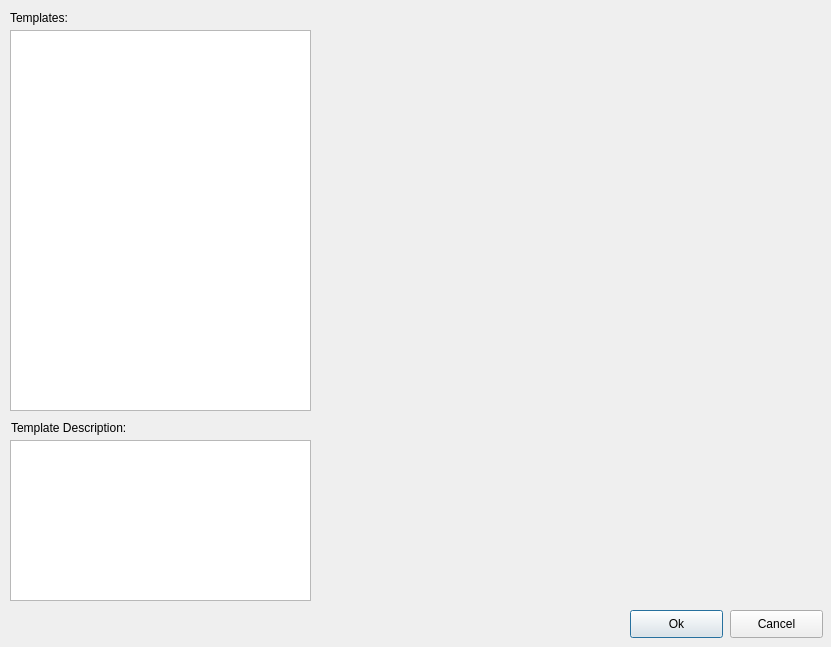
Old version of the form GUI/TestCase/Create/create-testcase-dialog.ui in the repository Oleg162927082018/TTI.
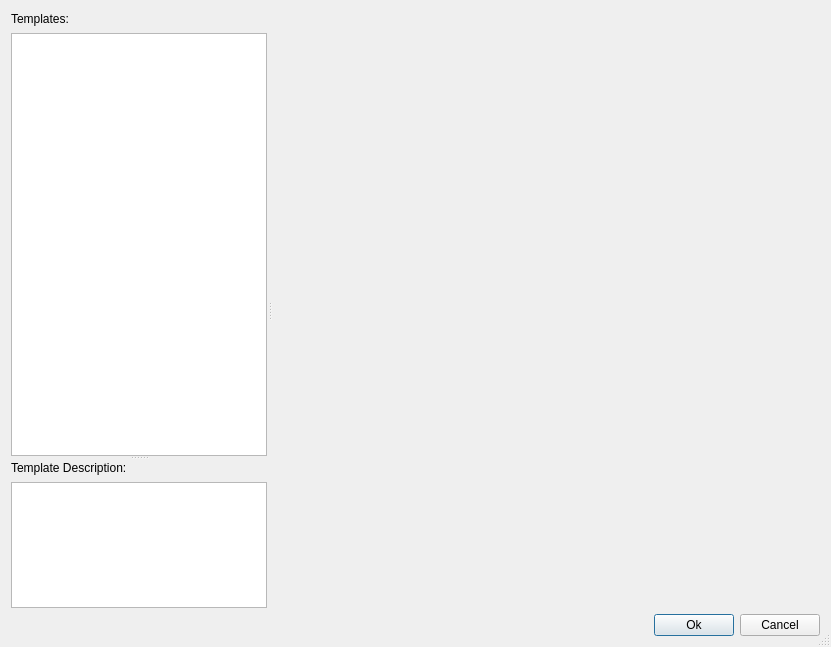
New version of the form.

Diff of the .ui file:
```diff
--- a/GUI/TestCase/Create/create-testcase-dialog.ui
+++ b/GUI/TestCase/Create/create-testcase-dialog.ui
@@ -14,37 +14,134 @@
    </rect>
   </property>
   <property name="sizePolicy">
-   <sizepolicy hsizetype="Ignored" vsizetype="Ignored">
+   <sizepolicy hsizetype="Preferred" vsizetype="Preferred">
     <horstretch>0</horstretch>
     <verstretch>0</verstretch>
    </sizepolicy>
   </property>
   <property name="minimumSize">
    <size>
-    <width>831</width>
-    <height>647</height>
+    <width>200</width>
+    <height>200</height>
    </size>
   </property>
   <property name="maximumSize">
    <size>
-    <width>831</width>
-    <height>647</height>
+    <width>16777215</width>
+    <height>16777215</height>
    </size>
   </property>
   <property name="windowTitle">
    <string>Create Test Case</string>
   </property>
+  <property name="sizeGripEnabled">
+   <bool>true</bool>
+  </property>
   <property name="modal">
    <bool>true</bool>
   </property>
+  <layout class="QVBoxLayout" name="verticalLayout">
+   <property name="leftMargin">
+    <number>11</number>
+   </property>
+   <property name="topMargin">
+    <number>11</number>
+   </property>
+   <property name="rightMargin">
+    <number>11</number>
+   </property>
+   <property name="bottomMargin">
+    <number>11</number>
+   </property>
+   <item>
+    <widget class="QSplitter" name="splitter_2">
+     <property name="orientation">
+      <enum>Qt::Horizontal</enum>
+     </property>
+     <property name="handleWidth">
+      <number>6</number>
+     </property>
+     <property name="childrenCollapsible">
+      <bool>false</bool>
+     </property>
+     <widget class="QSplitter" name="splitter">
+      <property name="sizePolicy">
+       <sizepolicy hsizetype="Preferred" vsizetype="Expanding">
+        <horstretch>0</horstretch>
+        <verstretch>25</verstretch>
+       </sizepolicy>
+      </property>
+      <property name="orientation">
+       <enum>Qt::Vertical</enum>
+      </property>
+      <widget class="QWidget" name="templateListWidget" native="true">
+       <property name="sizePolicy">
+        <sizepolicy hsizetype="Expanding" vsizetype="Expanding">
+         <horstretch>0</horstretch>
+         <verstretch>75</verstretch>
+        </sizepolicy>
+       </property>
+       <layout class="QVBoxLayout" name="verticalLayout_3" stretch="0,25">
+        <item>
+         <widget class="QLabel" name="templateLabel">
+          <property name="sizePolicy">
+           <sizepolicy hsizetype="Expanding" vsizetype="Fixed">
+            <horstretch>0</horstretch>
+            <verstretch>0</verstretch>
+           </sizepolicy>
+          </property>
+          <property name="minimumSize">
+           <size>
+            <width>0</width>
+            <height>16</height>
+           </size>
+          </property>
+          <property name="maximumSize">
+           <size>
+            <width>16777215</width>
+            <height>16</height>
+           </size>
+          </property>
+          <property name="text">
+           <string>Templates:</string>
+          </property>
+         </widget>
+        </item>
+        <item>
+         <widget class="QListView" name="templateList"/>
+        </item>
+       </layout>
+      </widget>
+      <widget class="QWidget" name="descriptionWidget" native="true">
+       <property name="sizePolicy">
+        <sizepolicy hsizetype="Expanding" vsizetype="Preferred">
+         <horstretch>0</horstretch>
+         <verstretch>25</verstretch>
+        </sizepolicy>
+       </property>
+       <layout class="QVBoxLayout" name="verticalLayout_2">
+        <property name="sizeConstraint">
+         <enum>QLayout::SetDefaultConstraint</enum>
+        </property>
+        <item>
   <widget class="QLabel" name="testCaseDescriptionLabel">
-   <property name="geometry">
-    <rect>
-     <x>11</x>
-     <y>420</y>
-     <width>301</width>
+          <property name="sizePolicy">
+           <sizepolicy hsizetype="Expanding" vsizetype="Fixed">
+            <horstretch>0</horstretch>
+            <verstretch>0</verstretch>
+           </sizepolicy>
+          </property>
+          <property name="minimumSize">
+           <size>
+            <width>0</width>
      <height>16</height>
-    </rect>
+           </size>
+          </property>
+          <property name="maximumSize">
+           <size>
+            <width>16777215</width>
+            <height>16</height>
+           </size>
    </property>
    <property name="text">
     <string>Template Description:</string>
@@ -53,14 +150,14 @@
     <enum>Qt::PlainText</enum>
    </property>
   </widget>
+        </item>
+        <item>
   <widget class="QTextEdit" name="templateDescriptionBox">
-   <property name="geometry">
-    <rect>
-     <x>10</x>
-     <y>440</y>
-     <width>301</width>
-     <height>161</height>
-    </rect>
+          <property name="sizePolicy">
+           <sizepolicy hsizetype="Expanding" vsizetype="Preferred">
+            <horstretch>0</horstretch>
+            <verstretch>0</verstretch>
+           </sizepolicy>
    </property>
    <property name="readOnly">
     <bool>true</bool>
@@ -76,41 +173,56 @@
     <bool>false</bool>
    </property>
   </widget>
-  <widget class="QLabel" name="label_5">
-   <property name="geometry">
-    <rect>
-     <x>10</x>
-     <y>10</y>
-     <width>301</width>
-     <height>16</height>
-    </rect>
-   </property>
-   <property name="text">
-    <string>Templates:</string>
-   </property>
-  </widget>
-  <widget class="QPushButton" name="CancelButton">
-   <property name="geometry">
-    <rect>
-     <x>730</x>
-     <y>610</y>
-     <width>93</width>
-     <height>28</height>
-    </rect>
-   </property>
-   <property name="text">
-    <string>Cancel</string>
-   </property>
-  </widget>
+        </item>
+       </layout>
+      </widget>
+     </widget>
+     <widget class="QStackedWidget" name="templateConfigurationsStack">
+      <property name="sizePolicy">
+       <sizepolicy hsizetype="Expanding" vsizetype="Expanding">
+        <horstretch>75</horstretch>
+        <verstretch>0</verstretch>
+       </sizepolicy>
+      </property>
+     </widget>
+    </widget>
+   </item>
+   <item>
+    <widget class="QWidget" name="widget" native="true">
+     <property name="sizePolicy">
+      <sizepolicy hsizetype="Preferred" vsizetype="Fixed">
+       <horstretch>0</horstretch>
+       <verstretch>0</verstretch>
+      </sizepolicy>
+     </property>
+     <layout class="QHBoxLayout" name="horizontalLayout">
+      <property name="leftMargin">
+       <number>0</number>
+      </property>
+      <property name="topMargin">
+       <number>0</number>
+      </property>
+      <property name="rightMargin">
+       <number>0</number>
+      </property>
+      <property name="bottomMargin">
+       <number>0</number>
+      </property>
+      <item>
+       <spacer name="horizontalSpacer">
+        <property name="orientation">
+         <enum>Qt::Horizontal</enum>
+        </property>
+        <property name="sizeHint" stdset="0">
+         <size>
+          <width>606</width>
+          <height>20</height>
+         </size>
+        </property>
+       </spacer>
+      </item>
+      <item>
   <widget class="QPushButton" name="OkButton">
-   <property name="geometry">
-    <rect>
-     <x>630</x>
-     <y>610</y>
-     <width>93</width>
-     <height>28</height>
-    </rect>
-   </property>
    <property name="text">
     <string>Ok</string>
    </property>
@@ -118,26 +230,18 @@
     <bool>true</bool>
    </property>
   </widget>
-  <widget class="QStackedWidget" name="templateConfigurationsStack">
-   <property name="geometry">
-    <rect>
-     <x>320</x>
-     <y>30</y>
-     <width>501</width>
-     <height>571</height>
-    </rect>
-   </property>
-  </widget>
-  <widget class="QListView" name="templateList">
-   <property name="geometry">
-    <rect>
-     <x>10</x>
-     <y>30</y>
-     <width>301</width>
-     <height>381</height>
-    </rect>
-   </property>
-  </widget>
+      </item>
+      <item>
+       <widget class="QPushButton" name="CancelButton">
+        <property name="text">
+         <string>Cancel</string>
+        </property>
+       </widget>
+      </item>
+     </layout>
+    </widget>
+   </item>
+  </layout>
  </widget>
  <resources/>
  <connections/>
```
Lines whose indentation alone changed are shown as unchanged.
